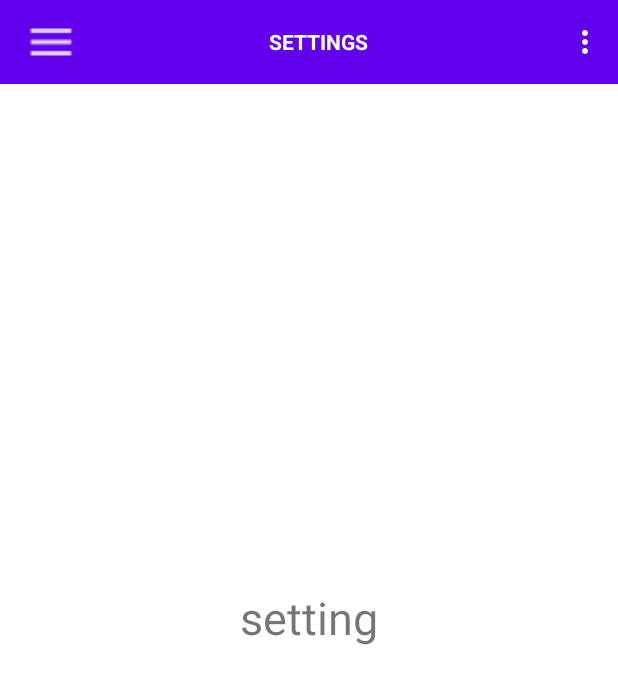
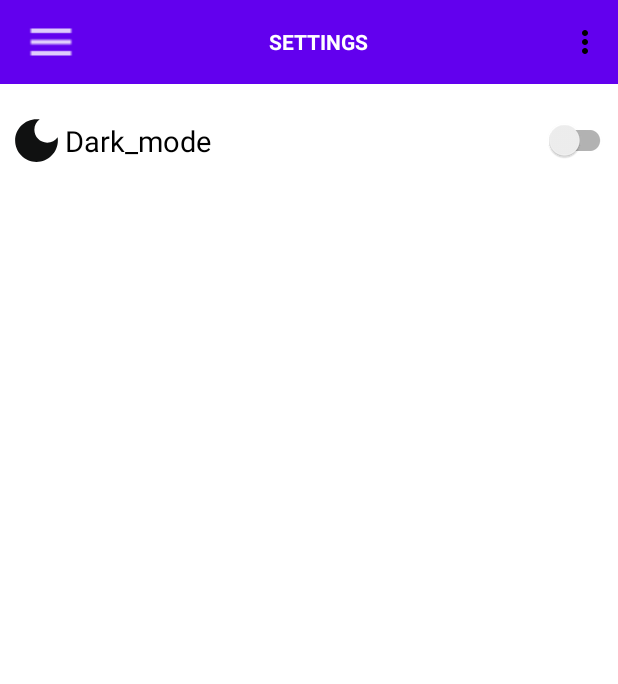
Before and after one commit to khalilkml/math, an Android app: the setting screen opened through its navigation route, on a phone screen of 412 x 824 dp. Shown: the top 684 px of the screen. Run offline under Robolectric (Android 15) with nearby library versions, the phone set to English and light mode, and no system bars; our stand-ins replace navigation-ui.

```diff
--- a/app/src/main/java/com/example/math/User.java
+++ b/app/src/main/java/com/example/math/User.java
@@ -2,7 +2,7 @@ package com.example.math;
 
 public class User {
 
-    public String Ufull_nmae, Uclasse, Uemail, Upassword, Uconfirm_password;
+    public String Ufull_nmae, Uclasse, Uemail,Uscore, Upassword, Uconfirm_password;
 
     public User(String Ufull_name, String Uclasse, String Uemail, String Upassword, String Uconfirm_password) {
         this.Ufull_nmae = Ufull_name;
--- a/app/src/main/java/com/example/math/setting.java
+++ b/app/src/main/java/com/example/math/setting.java
@@ -1,66 +1,68 @@
 package com.example.math;
+
 
 import android.os.Bundle;
 
+import androidx.annotation.NonNull;
 import androidx.fragment.app.Fragment;
 
 import android.view.LayoutInflater;
 import android.view.View;
 import android.view.ViewGroup;
-import android.widget.Button;
-import android.widget.TextView;
 
-/**
- * A simple {@link Fragment} subclass.
- * Use the {@link setting#newInstance} factory method to
- * create an instance of this fragment.
- */
+
 public class setting extends Fragment {
 
-    // TODO: Rename parameter arguments, choose names that match
-    // the fragment initialization parameters, e.g. ARG_ITEM_NUMBER
-    private static final String ARG_PARAM1 = "param1";
-    private static final String ARG_PARAM2 = "param2";
-
-    // TODO: Rename and change types of parameters
-    private String mParam1;
-    private String mParam2;
-
     public setting() {
-        // Required empty public constructor
-    }
-
-    /**
-     * Use this factory method to create a new instance of
-     * this fragment using the provided parameters.
-     *
-     * @param param1 Parameter 1.
-     * @param param2 Parameter 2.
-     * @return A new instance of fragment settingsFragment.
-     */
-    // TODO: Rename and change types and number of parameters
-    public static setting newInstance(String param1, String param2) {
-        setting fragment = new setting();
-        Bundle args = new Bundle();
-        args.putString(ARG_PARAM1, param1);
-        args.putString(ARG_PARAM2, param2);
-        fragment.setArguments(args);
-        return fragment;
     }
 
     @Override
     public void onCreate(Bundle savedInstanceState) {
         super.onCreate(savedInstanceState);
-        if (getArguments() != null) {
-            mParam1 = getArguments().getString(ARG_PARAM1);
-            mParam2 = getArguments().getString(ARG_PARAM2);
-        }
+
     }
 
     @Override
     public View onCreateView(LayoutInflater inflater, ViewGroup container,
                              Bundle savedInstanceState) {
-        // Inflate the layout for this fragment
         return inflater.inflate(R.layout.fragment_settings, container, false);
     }
+
+    /**
+     * SwitchCompat switchCompat;
+     * SharedPreferences sharedPreferences = null;
+     */
+
+
+    @Override
+    public void onViewCreated(@NonNull View view, Bundle savedInstanceState) {
+        super.onViewCreated(view, savedInstanceState);
+        /**ImageView sun_moon = view.findViewById(R.id.sun_moon);
+         switchCompat = view.findViewById(R.id.DarkLight);
+         sharedPreferences = requireContext().getSharedPreferences("night", 0);
+         boolean booleanValue = sharedPreferences.getBoolean("night_mode", true);
+         if (booleanValue) {
+         AppCompatDelegate.setDefaultNightMode(AppCompatDelegate.MODE_NIGHT_YES);
+         switchCompat.setChecked(true);
+         sun_moon.setImageResource(R.drawable.dark_mode_24);
+         }
+
+         switchCompat.setOnCheckedChangeListener((buttonView, isChecked) -> {
+         if (isChecked) {
+         AppCompatDelegate.setDefaultNightMode(AppCompatDelegate.MODE_NIGHT_YES);
+         switchCompat.setChecked(true);
+         sun_moon.setImageResource(R.drawable.dark_mode_24);
+         SharedPreferences.Editor editor = sharedPreferences.edit();
+         editor.putBoolean("Dark Mode ", true);
+         editor.apply();
+         } else {
+         AppCompatDelegate.setDefaultNightMode(AppCompatDelegate.MODE_NIGHT_NO);
+         switchCompat.setChecked(false);
+         sun_moon.setImageResource(R.drawable.dark_mode_24);
+         SharedPreferences.Editor editor = sharedPreferences.edit();
+         editor.putBoolean("Dark Mode ", false);
+         editor.apply();
+         }
+         });*/
+    }
 }
--- /dev/null
+++ b/app/src/main/res/drawable/dark_mode_24.xml
@@ -0,0 +1,5 @@
+<vector android:alpha="0.99" android:height="24dp"
+    android:tint="#0D0E0E" android:viewportHeight="24"
+    android:viewportWidth="24" android:width="24dp" xmlns:android="http://schemas.android.com/apk/res/android">
+    <path android:fillColor="@android:color/white" android:pathData="M12,3c-4.97,0 -9,4.03 -9,9s4.03,9 9,9s9,-4.03 9,-9c0,-0.46 -0.04,-0.92 -0.1,-1.36c-0.98,1.37 -2.58,2.26 -4.4,2.26c-2.98,0 -5.4,-2.42 -5.4,-5.4c0,-1.81 0.89,-3.42 2.26,-4.4C12.92,3.04 12.46,3 12,3L12,3z"/>
+</vector>
--- /dev/null
+++ b/app/src/main/res/drawable/light_mode_24.xml
@@ -0,0 +1,5 @@
+<vector android:alpha="0.99" android:height="24dp"
+    android:tint="#0D0E0E" android:viewportHeight="24"
+    android:viewportWidth="24" android:width="24dp" xmlns:android="http://schemas.android.com/apk/res/android">
+    <path android:fillColor="@android:color/white" android:pathData="M12,7c-2.76,0 -5,2.24 -5,5s2.24,5 5,5s5,-2.24 5,-5S14.76,7 12,7L12,7zM2,13l2,0c0.55,0 1,-0.45 1,-1s-0.45,-1 -1,-1l-2,0c-0.55,0 -1,0.45 -1,1S1.45,13 2,13zM20,13l2,0c0.55,0 1,-0.45 1,-1s-0.45,-1 -1,-1l-2,0c-0.55,0 -1,0.45 -1,1S19.45,13 20,13zM11,2v2c0,0.55 0.45,1 1,1s1,-0.45 1,-1V2c0,-0.55 -0.45,-1 -1,-1S11,1.45 11,2zM11,20v2c0,0.55 0.45,1 1,1s1,-0.45 1,-1v-2c0,-0.55 -0.45,-1 -1,-1C11.45,19 11,19.45 11,20zM5.99,4.58c-0.39,-0.39 -1.03,-0.39 -1.41,0c-0.39,0.39 -0.39,1.03 0,1.41l1.06,1.06c0.39,0.39 1.03,0.39 1.41,0s0.39,-1.03 0,-1.41L5.99,4.58zM18.36,16.95c-0.39,-0.39 -1.03,-0.39 -1.41,0c-0.39,0.39 -0.39,1.03 0,1.41l1.06,1.06c0.39,0.39 1.03,0.39 1.41,0c0.39,-0.39 0.39,-1.03 0,-1.41L18.36,16.95zM19.42,5.99c0.39,-0.39 0.39,-1.03 0,-1.41c-0.39,-0.39 -1.03,-0.39 -1.41,0l-1.06,1.06c-0.39,0.39 -0.39,1.03 0,1.41s1.03,0.39 1.41,0L19.42,5.99zM7.05,18.36c0.39,-0.39 0.39,-1.03 0,-1.41c-0.39,-0.39 -1.03,-0.39 -1.41,0l-1.06,1.06c-0.39,0.39 -0.39,1.03 0,1.41s1.03,0.39 1.41,0L7.05,18.36z"/>
+</vector>
--- a/app/src/main/res/layout/activity_main.xml
+++ b/app/src/main/res/layout/activity_main.xml
@@ -7,6 +7,7 @@
     android:layout_height="match_parent"
     tools:context=".MainActivity"
     android:fitsSystemWindows="true">
+
     <androidx.drawerlayout.widget.DrawerLayout
         android:id="@+id/drawerLayout1"
         android:layout_width="match_parent"
@@ -21,17 +22,20 @@
             app:layout_constraintBottom_toBottomOf="parent"
             app:layout_constraintTop_toBottomOf="@+id/topAppBar"
             app:navGraph="@navigation/main"/>
+
     </androidx.drawerlayout.widget.DrawerLayout>
         <androidx.coordinatorlayout.widget.CoordinatorLayout
             android:layout_width="match_parent"
             android:layout_height="match_parent"
             tools:context=".MainActivity"
             android:fitsSystemWindows="true">
+
             <com.google.android.material.appbar.AppBarLayout
                 android:layout_width="match_parent"
                 app:liftOnScroll="true"
                 style="@style/Widget.MaterialComponents.AppBarLayout.PrimarySurface"
                 android:layout_height="wrap_content"/>
+
                 <com.google.android.material.appbar.MaterialToolbar
                     android:id="@+id/topAppBar"
                     android:layout_width="match_parent"
@@ -57,6 +61,7 @@
                         android:gravity="center"
                         android:textStyle="bold"
                         android:textColor="@color/white"/>
+
                 </com.google.android.material.appbar.MaterialToolbar>
 
         </androidx.coordinatorlayout.widget.CoordinatorLayout>
--- a/app/src/main/res/layout/activity_splash_screen.xml
+++ b/app/src/main/res/layout/activity_splash_screen.xml
@@ -10,7 +10,7 @@
         android:id="@+id/image_icon"
         android:layout_width="97dp"
         android:layout_height="94dp"
-        android:contentDescription="@string/app_name"
+        android:contentDescription="@string/genie"
         android:src="@mipmap/ic_launcher"
         app:layout_constraintBottom_toBottomOf="parent"
         app:layout_constraintEnd_toEndOf="parent"
--- a/app/src/main/res/layout/fragment_settings.xml
+++ b/app/src/main/res/layout/fragment_settings.xml
@@ -1,15 +1,42 @@
 <?xml version="1.0" encoding="utf-8"?>
 <FrameLayout xmlns:android="http://schemas.android.com/apk/res/android"
+    xmlns:app="http://schemas.android.com/apk/res-auto"
     xmlns:tools="http://schemas.android.com/tools"
     android:layout_width="match_parent"
     android:layout_height="match_parent"
     tools:context=".setting">
 
-    <TextView
-        android:layout_width="wrap_content"
-        android:layout_height="wrap_content"
-        android:text="@string/setting"
-        android:layout_gravity="center"
-        android:textSize="30sp"/>
+    <androidx.constraintlayout.widget.ConstraintLayout
+        android:layout_width="match_parent"
+        android:layout_height="match_parent">
 
+        <ImageView
+            android:id="@+id/sun_moon"
+            android:layout_width="38dp"
+            android:layout_height="47dp"
+            android:layout_weight="1"
+            android:src="@drawable/dark_mode_24"
+            app:layout_constraintBottom_toBottomOf="parent"
+            app:layout_constraintEnd_toStartOf="@+id/DarkLight"
+            app:layout_constraintHorizontal_bias="1.0"
+            app:layout_constraintStart_toStartOf="parent"
+            app:layout_constraintTop_toTopOf="parent"
+            app:layout_constraintVertical_bias="0.09"
+            tools:ignore="ContentDescription" />
+
+        <androidx.appcompat.widget.SwitchCompat
+            android:id="@+id/DarkLight"
+            android:layout_width="367dp"
+            android:layout_height="46dp"
+            android:text="@string/dark_mode"
+            android:textSize="19sp"
+            app:layout_constraintBottom_toBottomOf="parent"
+            app:layout_constraintEnd_toEndOf="parent"
+            app:layout_constraintHorizontal_bias="0.977"
+            app:layout_constraintStart_toStartOf="parent"
+            app:layout_constraintTop_toTopOf="parent"
+            app:layout_constraintVertical_bias="0.091"
+            tools:ignore="UseSwitchCompatOrMaterialXml,VisualLintButtonSize,TouchTargetSizeCheck" />
+
+    </androidx.constraintlayout.widget.ConstraintLayout>
 </FrameLayout>
--- a/app/src/main/res/values-night/themes.xml
+++ b/app/src/main/res/values-night/themes.xml
@@ -4,7 +4,7 @@
         <!-- Primary brand color. -->
         <item name="colorPrimary">@color/purple_200</item>
         <item name="colorPrimaryVariant">@color/purple_700</item>
-        <item name="colorOnPrimary">@color/black</item>
+        <item name="colorOnPrimary">@color/white</item>
         <!-- Secondary brand color. -->
         <item name="colorSecondary">@color/teal_200</item>
         <item name="colorSecondaryVariant">@color/teal_200</item>
--- a/app/src/main/res/values/colors.xml
+++ b/app/src/main/res/values/colors.xml
@@ -7,6 +7,5 @@
     <color name="teal_700">#FF018786</color>
     <color name="black">#FF000000</color>
     <color name="white">#FFFFFFFF</color>
-    <color name="colorPrimaryText">#FFFFFFFF</color>
 
 </resources>
--- a/app/src/main/res/values/themes.xml
+++ b/app/src/main/res/values/themes.xml
@@ -4,7 +4,7 @@
         <!-- Primary brand color. -->
         <item name="colorPrimary">@color/purple_500</item>
         <item name="colorPrimaryVariant">@color/purple_700</item>
-        <item name="colorOnPrimary">@color/white</item>
+        <item name="colorOnPrimary">@color/black</item>
         <!-- Secondary brand color. -->
         <item name="colorSecondary">@color/teal_200</item>
         <item name="colorSecondaryVariant">@color/teal_700</item>
--- a/build.gradle
+++ b/build.gradle
@@ -4,6 +4,6 @@ buildscript {
     }
 }// Top-level build file where you can add configuration options common to all sub-projects/modules.
 plugins {
-    id 'com.android.application' version '7.3.1' apply false
-    id 'com.android.library' version '7.3.1' apply false
+    id 'com.android.application' version '7.4.0' apply false
+    id 'com.android.library' version '7.4.0' apply false
 }
```
Also changed, not shown: app/build.gradle (+7 -4 lines), app/src/main/AndroidManifest.xml (+24 -1 lines), app/src/main/java/com/example/math/Login.java (+9 -3 lines), app/src/main/java/com/example/math/Register.java (+117 -13 lines), app/src/main/java/com/example/math/Somme.java (+1 -40 lines), app/src/main/res/layout/activity_login.xml (+41 -46 lines), app/src/main/res/layout/activity_register.xml (+37 -3 lines), app/src/main/res/layout/fragment_somme.xml (+1 -10 lines), app/src/main/res/values/strings.xml (+7 -0 lines), gradle/wrapper/gradle-wrapper.properties.
